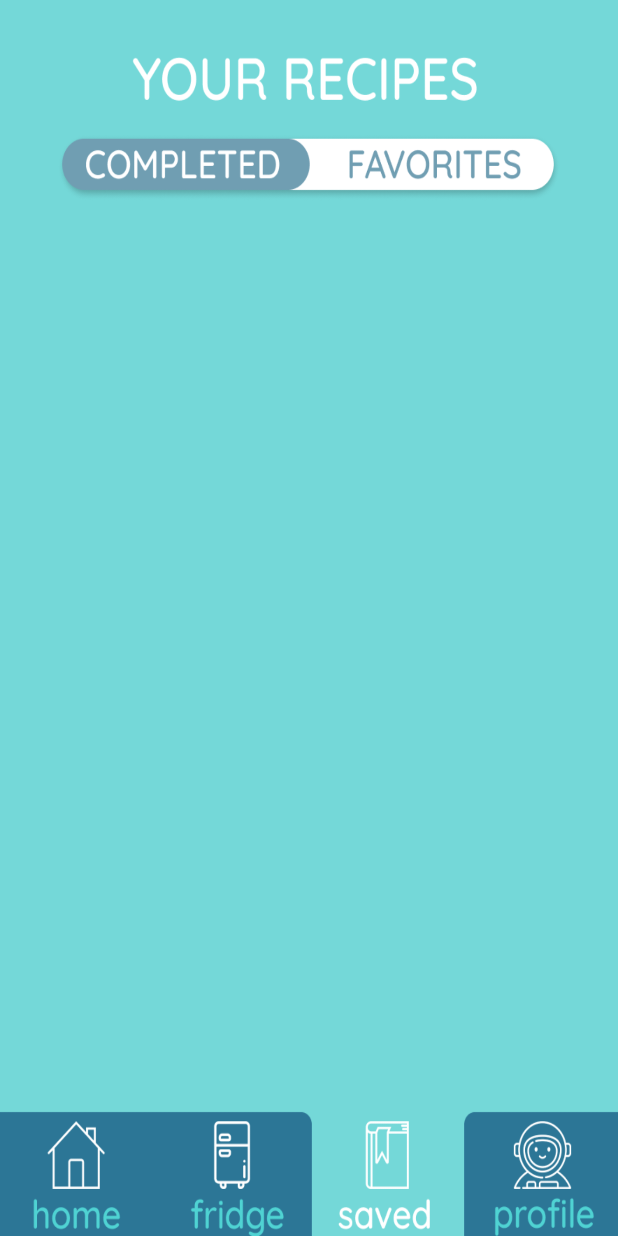
After one commit to aylinev2/recipe-rover, an Android app: the CompletedActivity screen opened directly, with no data from a screen before it, on a phone screen of 412 x 824 dp. The commit adds this screen. Run offline under Robolectric (Android 15) with nearby library versions, the phone set to English and light mode, and no system bars.

Commit message:
added completed

```diff
--- a/app/src/main/AndroidManifest.xml
+++ b/app/src/main/AndroidManifest.xml
@@ -9,7 +9,8 @@
         android:roundIcon="@mipmap/ic_launcher_round"
         android:supportsRtl="true"
         android:theme="@style/AppTheme">
-        <activity android:name=".SortActivity"></activity>
+        <activity android:name=".CompletedActivity"></activity>
+        <activity android:name=".SortActivity" />
         <activity android:name=".FilterActivity" />
         <activity android:name=".EditItemActivity" />
         <activity android:name=".AddItemActivity" />
--- /dev/null
+++ b/app/src/main/java/cs465/illinois/project/CompletedActivity.java
@@ -0,0 +1,62 @@
+package cs465.illinois.project;
+
+import androidx.appcompat.app.AppCompatActivity;
+
+import android.content.Intent;
+import android.graphics.Color;
+import android.os.Bundle;
+import android.view.View;
+import android.widget.Button;
+
+public class CompletedActivity extends AppCompatActivity implements View.OnClickListener {
+    private Button homeButton;
+    private Button fridgeButton;
+    private Button profileButton;
+    private Button favoritesButton;
+
+    @Override
+    protected void onCreate(Bundle savedInstanceState) {
+        super.onCreate(savedInstanceState);
+        setContentView(R.layout.activity_completed);
+
+        homeButton = (Button) findViewById(R.id.homec);
+        homeButton.setVisibility(View.VISIBLE);
+        homeButton.setBackgroundColor(Color.TRANSPARENT);
+        homeButton.setOnClickListener(this);
+
+        fridgeButton = (Button) findViewById(R.id.fridgec);
+        fridgeButton.setVisibility(View.VISIBLE);
+        fridgeButton.setBackgroundColor(Color.TRANSPARENT);
+        fridgeButton.setOnClickListener(this);
+
+        profileButton = (Button) findViewById(R.id.profilec);
+        profileButton.setVisibility(View.VISIBLE);
+        profileButton.setBackgroundColor(Color.TRANSPARENT);
+        profileButton.setOnClickListener(this);
+
+        favoritesButton = (Button) findViewById(R.id.favorites);
+        favoritesButton.setVisibility(View.VISIBLE);
+        favoritesButton.setBackgroundColor(Color.TRANSPARENT);
+        favoritesButton.setOnClickListener(this);
+    }
+
+    public void onClick(View v) {
+        if (v.getId() == R.id.homec) {
+            Intent intent = new Intent(this, MainActivity.class);
+            startActivity(intent);
+            overridePendingTransition(0,0);
+        } else if (v.getId() == R.id.fridgec) {
+            Intent intent = new Intent(this, FridgeActivity.class);
+            startActivity(intent);
+            overridePendingTransition(0,0);
+        } else if (v.getId() == R.id.profilec) {
+            Intent intent = new Intent(this, ProfileActivity.class);
+            startActivity(intent);
+            overridePendingTransition(0,0);
+        } else if (v.getId() == R.id.favorites) {
+            Intent intent = new Intent(this, SavedActivity.class);
+            startActivity(intent);
+            overridePendingTransition(0,0);
+        }
+    }
+}
--- /dev/null
+++ b/app/src/main/res/layout/activity_completed.xml
@@ -0,0 +1,65 @@
+<?xml version="1.0" encoding="utf-8"?>
+<androidx.constraintlayout.widget.ConstraintLayout xmlns:android="http://schemas.android.com/apk/res/android"
+    xmlns:app="http://schemas.android.com/apk/res-auto"
+    xmlns:tools="http://schemas.android.com/tools"
+    android:layout_width="match_parent"
+    android:layout_height="match_parent"
+    tools:context=".CompletedActivity">
+
+    <ImageView
+        android:id="@+id/imageView4"
+        android:layout_width="match_parent"
+        android:layout_height="match_parent"
+        android:background="@drawable/completed"></ImageView>
+
+    <Button
+        android:id="@+id/homec"
+        android:layout_width="105dp"
+        android:layout_height="75dp"
+        android:background="#00000000"
+        app:layout_constraintBottom_toBottomOf="parent"
+        app:layout_constraintEnd_toEndOf="@+id/profile"
+        app:layout_constraintHorizontal_bias="0.33"
+        app:layout_constraintStart_toStartOf="parent"
+        app:layout_constraintTop_toTopOf="parent"
+        app:layout_constraintVertical_bias="1.0" />
+
+    <Button
+        android:id="@+id/fridgec"
+        android:layout_width="105dp"
+        android:layout_height="75dp"
+        android:layout_marginEnd="200dp"
+        android:layout_marginRight="200dp"
+        android:background="#00000000"
+        app:layout_constraintBottom_toBottomOf="parent"
+        app:layout_constraintEnd_toEndOf="parent"
+        app:layout_constraintHorizontal_bias="0.512"
+        app:layout_constraintStart_toStartOf="@+id/fridge"
+        app:layout_constraintTop_toTopOf="parent"
+        app:layout_constraintVertical_bias="1.0" />
+
+    <Button
+        android:id="@+id/profilec"
+        android:layout_width="105dp"
+        android:layout_height="75dp"
+        android:background="#00000000"
+        app:layout_constraintBottom_toBottomOf="parent"
+        app:layout_constraintEnd_toEndOf="parent"
+        app:layout_constraintHorizontal_bias="1.0"
+        app:layout_constraintStart_toStartOf="parent"
+        app:layout_constraintTop_toTopOf="parent"
+        app:layout_constraintVertical_bias="1.0" />
+
+    <Button
+        android:id="@+id/favorites"
+        android:layout_width="178dp"
+        android:layout_height="40dp"
+        android:background="#00000000"
+        app:layout_constraintBottom_toBottomOf="@+id/imageView4"
+        app:layout_constraintEnd_toEndOf="@+id/imageView4"
+        app:layout_constraintHorizontal_bias="0.824"
+        app:layout_constraintStart_toStartOf="@+id/imageView4"
+        app:layout_constraintTop_toTopOf="parent"
+        app:layout_constraintVertical_bias="0.112" />
+
+</androidx.constraintlayout.widget.ConstraintLayout>
```
Also changed, not shown: app/src/main/java/cs465/illinois/project/SavedActivity.java (+10 -1 lines), app/src/main/res/layout/activity_saved.xml (+16 -2 lines), app/src/main/res/layout/main_page_row_item.xml (+11 -6 lines), app/src/main/res/drawable/completed.png (added), app/src/main/res/drawable/heartfilled.png (added).
